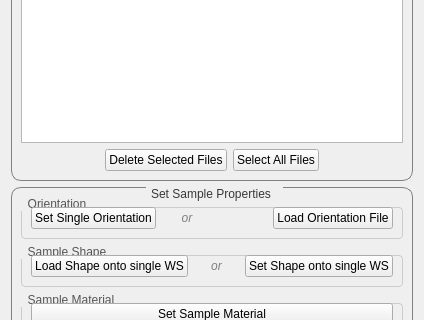
Old version of the form qt/python/mantidqtinterfaces/mantidqtinterfaces/Engineering/gui/engineering_diffraction/tabs/correction/correction_tab.ui in the repository mantidproject/mantid; both pictures show x 0 to 424 and y 104 to 424 of the 424 by 856 pixel window.
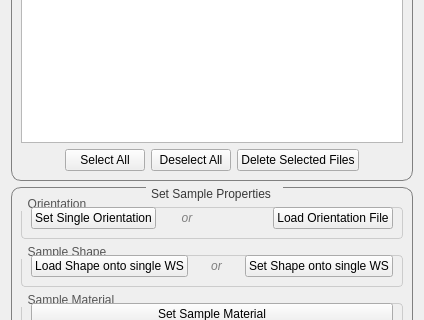
New version of the form. Custom widgets are drawn as their Qt base class.

```diff
--- a/qt/python/mantidqtinterfaces/mantidqtinterfaces/Engineering/gui/engineering_diffraction/tabs/correction/correction_tab.ui
+++ b/qt/python/mantidqtinterfaces/mantidqtinterfaces/Engineering/gui/engineering_diffraction/tabs/correction/correction_tab.ui
@@ -53,6 +53,20 @@
     </property>
    </spacer>
   </item>
+      <item>
+   <widget class="QPushButton" name="btn_selectAll">
+    <property name="text">
+     <string>Select All</string>
+    </property>
+   </widget>
+  </item>
+           <item>
+   <widget class="QPushButton" name="btn_deselectAll">
+    <property name="text">
+     <string>Deselect All</string>
+    </property>
+   </widget>
+  </item>
     <item>
    <widget class="QPushButton" name="btn_deleteSelected">
     <property name="text">
@@ -60,13 +74,6 @@
     </property>
    </widget>
   </item>
-  <item>
-   <widget class="QPushButton" name="btn_selectAll">
-    <property name="text">
-     <string>Select All Files</string>
-    </property>
-   </widget>
-  </item>
   <item>
    <spacer name="spacer_right">
     <property name="orientation">
```
